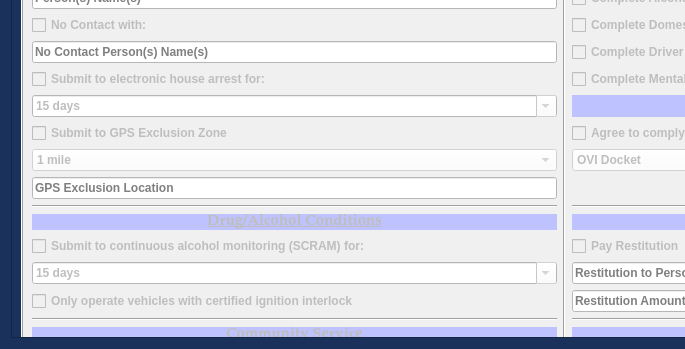
Qt form package/views/ui/AddCommunityControlDialog.ui (HunterProgram22/MuniEntry) before a commit; both pictures show x 0 to 685 and y 535 to 884 of the 1142 by 884 pixel window.
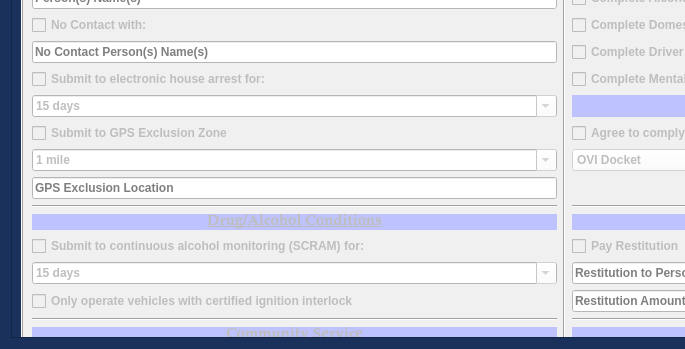
The same form after that commit.

```diff
--- a/package/views/ui/AddCommunityControlDialog.ui
+++ b/package/views/ui/AddCommunityControlDialog.ui
@@ -167,7 +167,7 @@
       <property name="geometry">
        <rect>
         <x>0</x>
-        <y>-1070</y>
+        <y>0</y>
         <width>1105</width>
         <height>1934</height>
        </rect>
@@ -1485,7 +1485,7 @@
              <string notr="true">background-color: rgb(255, 255, 255);</string>
             </property>
             <property name="editable">
-             <bool>false</bool>
+             <bool>true</bool>
             </property>
             <item>
              <property name="text">
```
Left out of the diff: 15 changed lines with no effect on the pictures.
